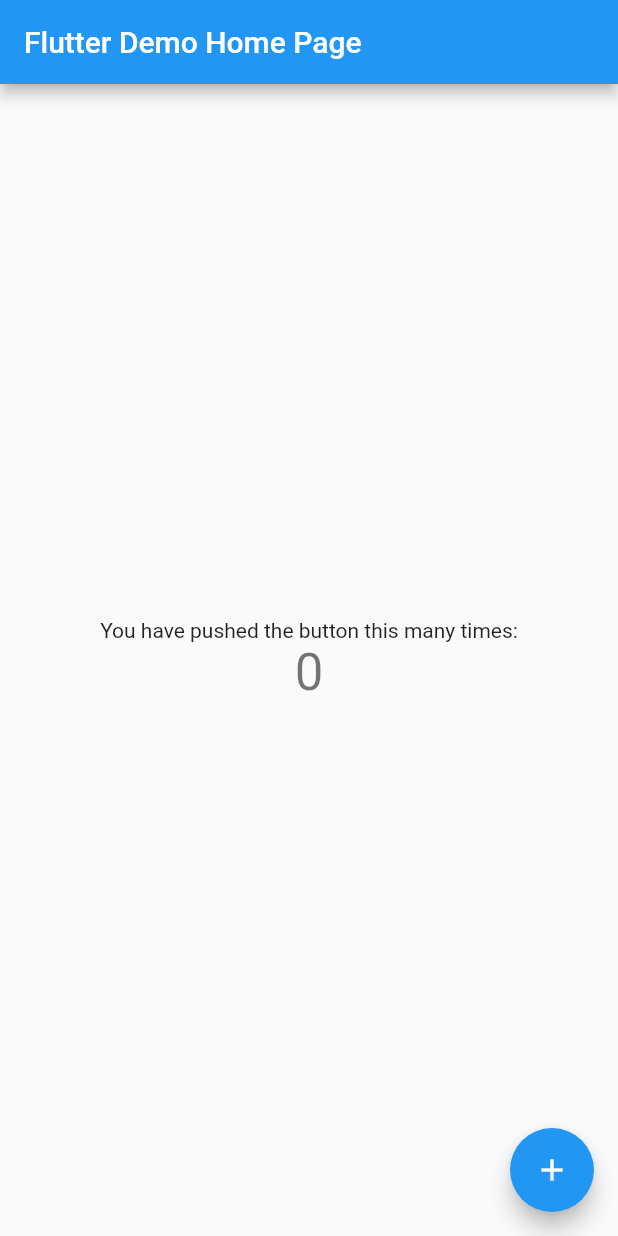
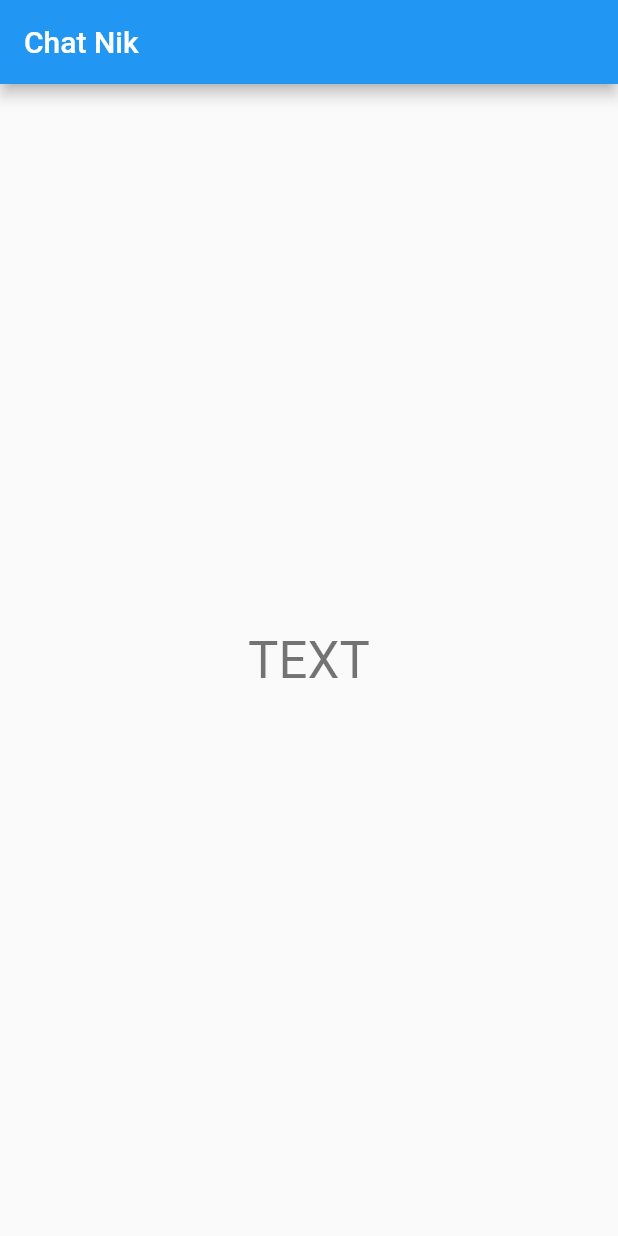
Before and after one commit to Petar81/Chat-Nick, a Flutter app: the screen it shows after launch, on a phone screen of 412 x 824 dp. Run offline on Flutter 3.47's test engine with Material 2 defaults, Android fonts, the phone set to English and light mode, and no system bars; missing offline and left inert: flutter_webrtc.

Commit message:
remove boilerplate code and comments

```diff
--- a/lib/main.dart
+++ b/lib/main.dart
@@ -12,35 +12,17 @@
   @override
   Widget build(BuildContext context) {
     return MaterialApp(
-      title: 'Flutter Demo',
+      title: 'Chat Nik',
       theme: ThemeData(
-        // This is the theme of your application.
-        //
-        // Try running your application with "flutter run". You'll see the
-        // application has a blue toolbar. Then, without quitting the app, try
-        // changing the primarySwatch below to Colors.green and then invoke
-        // "hot reload" (press "r" in the console where you ran "flutter run",
-        // or simply save your changes to "hot reload" in a Flutter IDE).
-        // Notice that the counter didn't reset back to zero; the application
-        // is not restarted.
         primarySwatch: Colors.blue,
       ),
-      home: const MyHomePage(title: 'Flutter Demo Home Page'),
+      home: const MyHomePage(title: 'Chat Nik'),
     );
   }
 }
 
 class MyHomePage extends StatefulWidget {
   const MyHomePage({Key? key, required this.title}) : super(key: key);
-
-  // This widget is the home page of your application. It is stateful, meaning
-  // that it has a State object (defined below) that contains fields that affect
-  // how it looks.
-
-  // This class is the configuration for the state. It holds the values (in this
-  // case the title) provided by the parent (in this case the App widget) and
-  // used by the build method of the State. Fields in a Widget subclass are
-  // always marked "final".
 
   final String title;
 
@@ -49,68 +31,23 @@
 }
 
 class _MyHomePageState extends State<MyHomePage> {
-  int _counter = 0;
-
-  void _incrementCounter() {
-    setState(() {
-      // This call to setState tells the Flutter framework that something has
-      // changed in this State, which causes it to rerun the build method below
-      // so that the display can reflect the updated values. If we changed
-      // _counter without calling setState(), then the build method would not be
-      // called again, and so nothing would appear to happen.
-      _counter++;
-    });
-  }
-
   @override
   Widget build(BuildContext context) {
-    // This method is rerun every time setState is called, for instance as done
-    // by the _incrementCounter method above.
-    //
-    // The Flutter framework has been optimized to make rerunning build methods
-    // fast, so that you can just rebuild anything that needs updating rather
-    // than having to individually change instances of widgets.
     return Scaffold(
       appBar: AppBar(
-        // Here we take the value from the MyHomePage object that was created by
-        // the App.build method, and use it to set our appbar title.
         title: Text(widget.title),
       ),
       body: Center(
-        // Center is a layout widget. It takes a single child and positions it
-        // in the middle of the parent.
         child: Column(
-          // Column is also a layout widget. It takes a list of children and
-          // arranges them vertically. By default, it sizes itself to fit its
-          // children horizontally, and tries to be as tall as its parent.
-          //
-          // Invoke "debug painting" (press "p" in the console, choose the
-          // "Toggle Debug Paint" action from the Flutter Inspector in Android
-          // Studio, or the "Toggle Debug Paint" command in Visual Studio Code)
-          // to see the wireframe for each widget.
-          //
-          // Column has various properties to control how it sizes itself and
-          // how it positions its children. Here we use mainAxisAlignment to
-          // center the children vertically; the main axis here is the vertical
-          // axis because Columns are vertical (the cross axis would be
-          // horizontal).
           mainAxisAlignment: MainAxisAlignment.center,
           children: <Widget>[
-            const Text(
-              'You have pushed the button this many times:',
-            ),
             Text(
-              '$_counter',
+              'TEXT',
               style: Theme.of(context).textTheme.headline4,
             ),
           ],
         ),
       ),
-      floatingActionButton: FloatingActionButton(
-        onPressed: _incrementCounter,
-        tooltip: 'Increment',
-        child: const Icon(Icons.add),
-      ), // This trailing comma makes auto-formatting nicer for build methods.
     );
   }
 }
```
